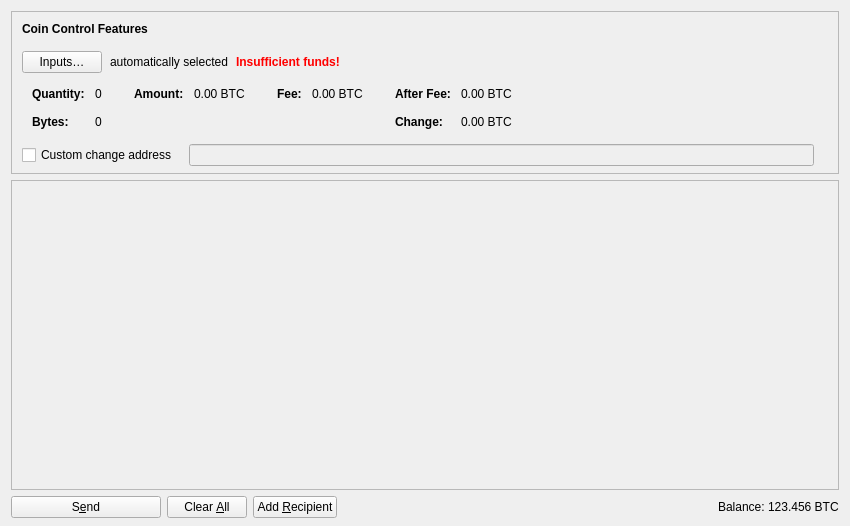
First picture: the form in src/qt/forms/sendcoinsdialog.ui, repository CoinBlack/blackcoin-more, before the edit.
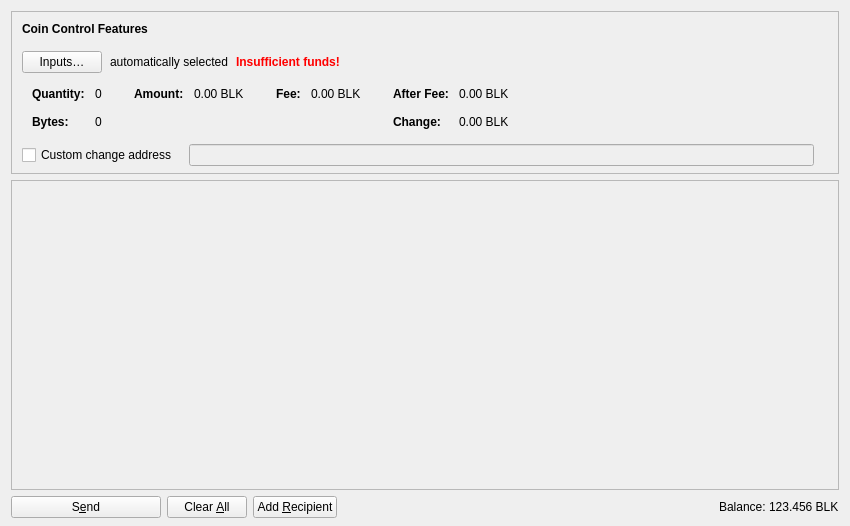
Second picture: the form after the edit. Icons and pictures are not drawn. Custom widgets are drawn as their Qt base class.

```diff
--- a/src/qt/forms/sendcoinsdialog.ui
+++ b/src/qt/forms/sendcoinsdialog.ui
@@ -318,7 +318,7 @@
                   <enum>Qt::ActionsContextMenu</enum>
                  </property>
                  <property name="text">
-                  <string notr="true">0.00 BTC</string>
+                  <string notr="true">0.00 BLK</string>
                  </property>
                  <property name="textInteractionFlags">
                   <set>Qt::LinksAccessibleByMouse|Qt::TextSelectableByKeyboard|Qt::TextSelectableByMouse</set>
@@ -369,7 +369,7 @@
                   <enum>Qt::ActionsContextMenu</enum>
                  </property>
                  <property name="text">
-                  <string notr="true">0.00 BTC</string>
+                  <string notr="true">0.00 BLK</string>
                  </property>
                  <property name="textInteractionFlags">
                   <set>Qt::LinksAccessibleByMouse|Qt::TextSelectableByKeyboard|Qt::TextSelectableByMouse</set>
@@ -423,7 +423,7 @@
                   <enum>Qt::ActionsContextMenu</enum>
                  </property>
                  <property name="text">
-                  <string notr="true">0.00 BTC</string>
+                  <string notr="true">0.00 BLK</string>
                  </property>
                  <property name="textInteractionFlags">
                   <set>Qt::LinksAccessibleByMouse|Qt::TextSelectableByKeyboard|Qt::TextSelectableByMouse</set>
@@ -452,7 +452,7 @@
                   <enum>Qt::ActionsContextMenu</enum>
                  </property>
                  <property name="text">
-                  <string notr="true">0.00 BTC</string>
+                  <string notr="true">0.00 BLK</string>
                  </property>
                  <property name="textInteractionFlags">
                   <set>Qt::LinksAccessibleByMouse|Qt::TextSelectableByKeyboard|Qt::TextSelectableByMouse</set>
@@ -698,7 +698,7 @@
           <cursorShape>IBeamCursor</cursorShape>
          </property>
          <property name="text">
-          <string notr="true">123.456 BTC</string>
+          <string notr="true">123.456 BLK</string>
          </property>
          <property name="textInteractionFlags">
           <set>Qt::LinksAccessibleByMouse|Qt::TextSelectableByKeyboard|Qt::TextSelectableByMouse</set>
```
